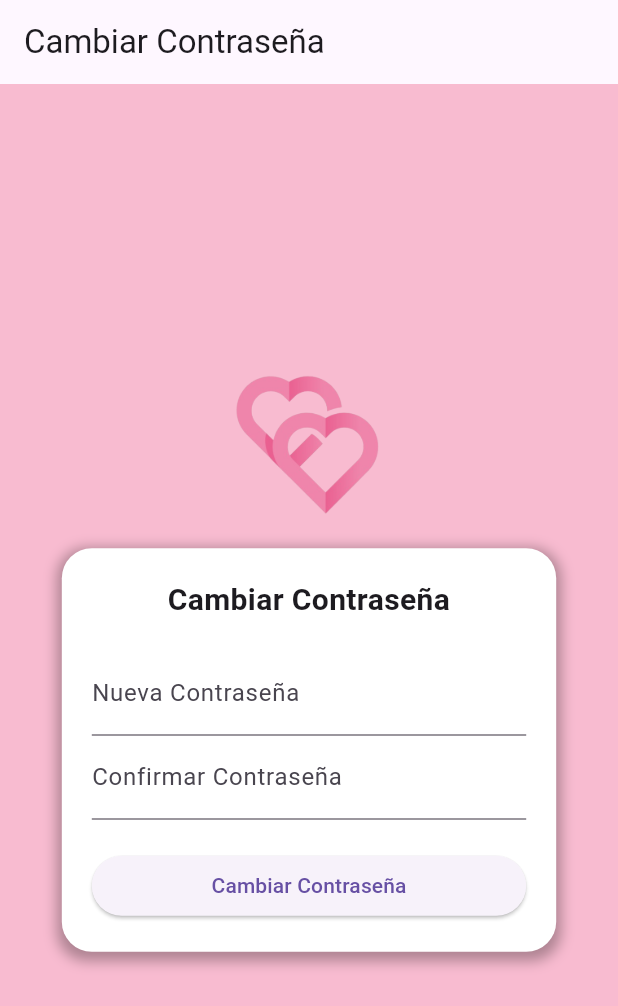
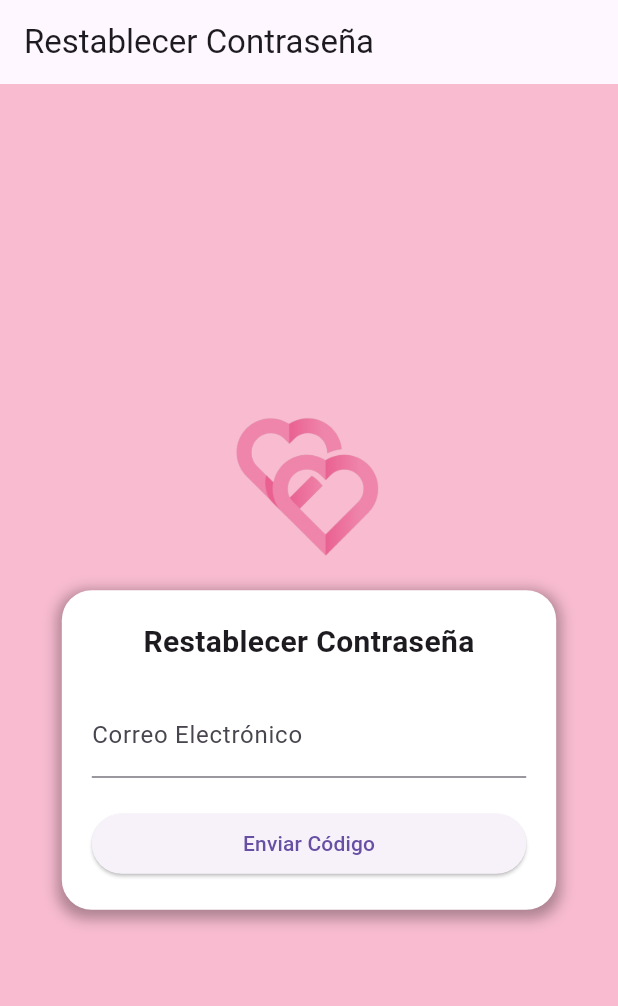
Before and after one commit to OscarDeDiegoSerrano/OhDateApp, a Flutter app: the LoginForm widget shown alone on an empty page, opened directly, after a tap on "Restablecer contraseña", on a phone screen of 412 x 824 dp. Shown: the top 1006 px of the screen. Run offline on Flutter 3.47's test engine with Material 3 defaults, Android fonts, the phone set to English and light mode, and no system bars; missing offline and left inert: dob_input_field.

Commit message:
Actualització PaginaCambiarContraseña

```diff
--- a/lib/paginas/cambiarpassword.dart
+++ b/lib/paginas/cambiarpassword.dart
@@ -1,7 +1,7 @@
 import 'package:flutter/material.dart';
 
-class CambiarPassword extends StatelessWidget {
-  const CambiarPassword({Key? key});
+class RestablecerContrasena extends StatelessWidget {
+  const RestablecerContrasena({Key? key});
 
   @override
   Widget build(BuildContext context) {
@@ -12,10 +12,9 @@ class CambiarPassword extends StatelessWidget {
       ),
       home: Scaffold(
         appBar: AppBar(
-          title: Text('Cambiar Contraseña'),
+          title: Text('Restablecer Contraseña'),
         ),
         body: Center(
-
           child: SingleChildScrollView(
             child: Column(
               mainAxisAlignment: MainAxisAlignment.center,
@@ -47,7 +46,7 @@ class CambiarPassword extends StatelessWidget {
                     crossAxisAlignment: CrossAxisAlignment.stretch,
                     children: [
                       Text(
-                        'Cambiar Contraseña',
+                        'Restablecer Contraseña',
                         style: TextStyle(
                           fontWeight: FontWeight.bold,
                           fontSize: 20,
@@ -55,7 +54,7 @@ class CambiarPassword extends StatelessWidget {
                         textAlign: TextAlign.center,
                       ),
                       SizedBox(height: 20),
-                      CambiarPasswordForm(),
+                      RestablecerContrasenaForm(),
                     ],
                   ),
                 ),
@@ -68,15 +67,15 @@ class CambiarPassword extends StatelessWidget {
   }
 }
 
-class CambiarPasswordForm extends StatefulWidget {
+class RestablecerContrasenaForm extends StatefulWidget {
   @override
-  _CambiarPasswordFormState createState() => _CambiarPasswordFormState();
+  _RestablecerContrasenaFormState createState() =>
+      _RestablecerContrasenaFormState();
 }
 
-class _CambiarPasswordFormState extends State<CambiarPasswordForm> {
+class _RestablecerContrasenaFormState extends State<RestablecerContrasenaForm> {
   final _formKey = GlobalKey<FormState>();
-  TextEditingController _passwordController = TextEditingController();
-  TextEditingController _confirmPasswordController = TextEditingController();
+  TextEditingController _emailController = TextEditingController();
 
   @override
   Widget build(BuildContext context) {
@@ -86,29 +85,13 @@ class _CambiarPasswordFormState extends State<CambiarPasswordForm> {
         crossAxisAlignment: CrossAxisAlignment.stretch,
         children: <Widget>[
           TextFormField(
-            controller: _passwordController,
+            controller: _emailController,
             decoration: InputDecoration(
-              labelText: 'Nueva Contraseña',
+              labelText: 'Correo Electrónico',
             ),
-            obscureText: true,
             validator: (value) {
               if (value == null || value.isEmpty) {
-                return 'Por favor ingrese su nueva contraseña';
-              }
-              return null;
-            },
-          ),
-          TextFormField(
-            controller: _confirmPasswordController,
-            decoration: InputDecoration(
-              labelText: 'Confirmar Contraseña',
-            ),
-            obscureText: true,
-            validator: (value) {
-              if (value == null || value.isEmpty) {
-                return 'Por favor confirme su nueva contraseña';
-              } else if (value != _passwordController.text) {
-                return 'Las contraseñas no coinciden';
+                return 'Por favor ingrese su correo electrónico';
               }
               return null;
             },
@@ -117,16 +100,28 @@ class _CambiarPasswordFormState extends State<CambiarPasswordForm> {
           ElevatedButton(
             onPressed: () {
               if (_formKey.currentState!.validate()) {
+                // Aquí deberías implementar la lógica para enviar el correo con el código para restablecer la contraseña
+                enviarCorreo(_emailController.text);
                 ScaffoldMessenger.of(context).showSnackBar(
-                  SnackBar(content: Text('¡Contraseña cambiada con éxito!')),
+                  SnackBar(
+                    content: Text(
+                        'Se ha enviado un correo electrónico con instrucciones para restablecer la contraseña.'),
+                  ),
                 );
-                // Aquí puedes agregar la lógica para cambiar la contraseña
               }
             },
-            child: Text('Cambiar Contraseña'),
+            child: Text('Enviar Código'),
           ),
         ],
       ),
     );
   }
+
+  // Función para enviar el correo con el código para restablecer la contraseña
+  void enviarCorreo(String email) {
+    // Aquí deberías implementar la lógica para enviar el correo electrónico
+    // Puedes utilizar servicios como Firebase Authentication, SendGrid, etc.
+    // Por simplicidad, aquí solo se muestra un ejemplo ficticio.
+    print('Enviando correo a $email con el código para restablecer la contraseña...');
+  }
 }
--- a/lib/paginas/inicio.dart
+++ b/lib/paginas/inicio.dart
@@ -55,13 +55,14 @@ class _SwipeCardPageState extends State<SwipeCardPage> {
 
   void swipeLeft() {
     setState(() {
-      currentPhotoIndex = (currentPhotoIndex + 1) % photos.length;
+      currentPhotoIndex = (currentPhotoIndex + 20) % photos.length;
     });
   }
 
   void swipeRight() {
     setState(() {
-      currentPhotoIndex = (currentPhotoIndex - 1) % photos.length;
+
+      currentPhotoIndex = (currentPhotoIndex - 20) % photos.length;
     });
   }
 
--- a/lib/paginas/login.dart
+++ b/lib/paginas/login.dart
@@ -92,7 +92,7 @@ class _LoginFormState extends State<LoginForm> {
   void hemCridatBoto() {
     Navigator.push(
       context,
-      MaterialPageRoute(builder: (context) => CambiarPassword()),
+      MaterialPageRoute(builder: (context) => RestablecerContrasena()),
     );
   }
 
--- a/pubspec.yaml
+++ b/pubspec.yaml
@@ -10,8 +10,10 @@ dependencies:
   flutter:
     sdk: flutter
   dob_input_field: ^2.0.0
-  intl: ^0.19.0
+  intl: 0.18.1
   firebase_auth: ^4.17.7
+  flutter_localizations:
+    sdk: flutter
 
 dev_dependencies:
   flutter_test:
```
Also changed, not shown: lib/main.dart (+9 -20 lines), lib/paginas/registro.dart (+19 -34 lines), pubspec.lock.
